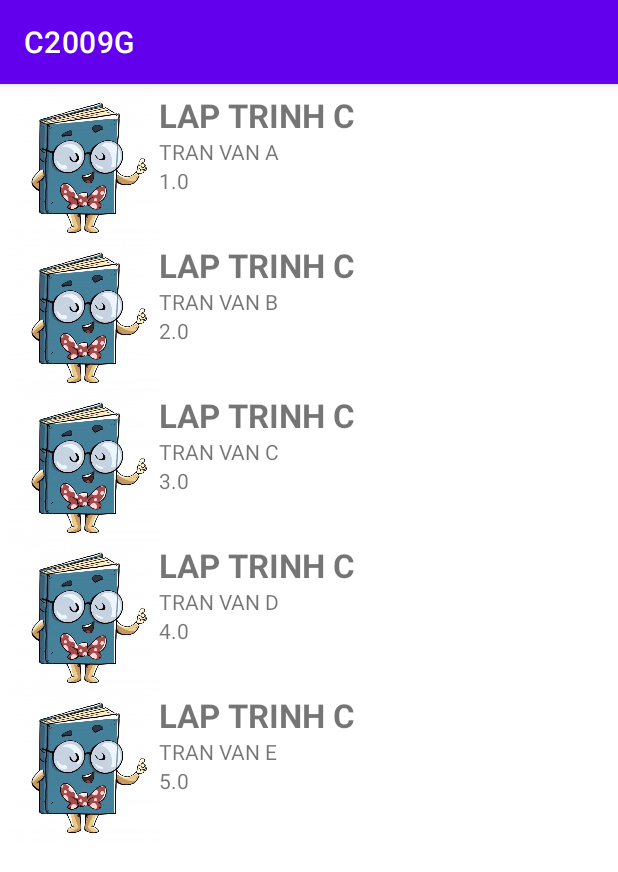
After one commit to tranvandiep/c2009g-doi-can, an Android app: the BookRecycleViewActivity screen opened directly, with no data from a screen before it, on a phone screen of 412 x 824 dp. The commit adds this screen. Shown: the top 872 px of the screen. Run offline under Robolectric (Android 15) with nearby library versions, the phone set to English and light mode, and no system bars.

Commit message:
update source code

```diff
--- a/app/build.gradle
+++ b/app/build.gradle
@@ -37,4 +37,6 @@ dependencies {
     implementation 'androidx.annotation:annotation:1.2.0'
     implementation 'androidx.lifecycle:lifecycle-livedata-ktx:2.3.1'
     implementation 'androidx.lifecycle:lifecycle-viewmodel-ktx:2.3.1'
+    // https://mvnrepository.com/artifact/com.google.code.gson/gson
+    implementation group: 'com.google.code.gson', name: 'gson', version: '2.10.1'
 }
--- a/app/src/main/java/com/gokisoft/c2009g/lesson02/BookAdapter.java
+++ b/app/src/main/java/com/gokisoft/c2009g/lesson02/BookAdapter.java
@@ -16,6 +16,10 @@ public class BookAdapter extends BaseAdapter {
 
     public BookAdapter(Activity activity, List<Book> dataList) {
         this.mActivity = activity;
+        this.dataList = dataList;
+    }
+
+    public void setDataList(List<Book> dataList) {
         this.dataList = dataList;
     }
 
--- /dev/null
+++ b/app/src/main/java/com/gokisoft/c2009g/lesson04/BookRecycleViewActivity.java
@@ -0,0 +1,39 @@
+package com.gokisoft.c2009g.lesson04;
+
+import androidx.appcompat.app.AppCompatActivity;
+import androidx.recyclerview.widget.LinearLayoutManager;
+import androidx.recyclerview.widget.RecyclerView;
+
+import android.os.Bundle;
+
+import com.gokisoft.c2009g.R;
+import com.gokisoft.c2009g.lesson02.Book;
+
+import java.util.ArrayList;
+import java.util.List;
+
+public class BookRecycleViewActivity extends AppCompatActivity {
+    RecyclerView recyclerView;
+
+    List<Book> bookList = new ArrayList<>();
+    BookRecyleViewAdapter adapter;
+
+    @Override
+    protected void onCreate(Bundle savedInstanceState) {
+        super.onCreate(savedInstanceState);
+        setContentView(R.layout.activity_book_recycle_view);
+
+        //fake data
+        bookList.add(new Book("LAP TRINH C", "TRAN VAN A", 1));
+        bookList.add(new Book("LAP TRINH C", "TRAN VAN B", 2));
+        bookList.add(new Book("LAP TRINH C", "TRAN VAN C", 3));
+        bookList.add(new Book("LAP TRINH C", "TRAN VAN D", 4));
+        bookList.add(new Book("LAP TRINH C", "TRAN VAN E", 5));
+
+        recyclerView = findViewById(R.id.abrv_recyleview);
+
+        adapter = new BookRecyleViewAdapter(this, bookList);
+        recyclerView.setLayoutManager(new LinearLayoutManager(this));
+        recyclerView.setAdapter(adapter);
+    }
+}
--- /dev/null
+++ b/app/src/main/java/com/gokisoft/c2009g/lesson04/BookRecyleViewAdapter.java
@@ -0,0 +1,60 @@
+package com.gokisoft.c2009g.lesson04;
+
+import android.app.Activity;
+import android.view.View;
+import android.view.ViewGroup;
+import android.widget.TextView;
+
+import androidx.annotation.NonNull;
+import androidx.recyclerview.widget.RecyclerView;
+
+import com.gokisoft.c2009g.R;
+import com.gokisoft.c2009g.lesson02.Book;
+
+import java.util.List;
+
+public class BookRecyleViewAdapter extends RecyclerView.Adapter<BookRecyleViewAdapter.BookViewHolder> {
+    Activity activity;
+    List<Book> bookList;
+
+    public BookRecyleViewAdapter(Activity activity, List<Book> bookList) {
+        this.activity = activity;
+        this.bookList = bookList;
+    }
+
+    @NonNull
+    @Override
+    public BookViewHolder onCreateViewHolder(@NonNull ViewGroup parent, int viewType) {
+        View view = activity.getLayoutInflater().inflate(R.layout.item_book_new, null);
+
+        return new BookViewHolder(view);
+    }
+
+    @Override
+    public void onBindViewHolder(@NonNull BookViewHolder holder, int position) {
+        Book book = bookList.get(position);
+
+        holder.titleView.setText(book.getBookName());
+        holder.authorView.setText(book.getAuthorName());
+        holder.priceView.setText(book.getPrice() + "");
+    }
+
+    @Override
+    public int getItemCount() {
+        return bookList.size();
+    }
+
+    class BookViewHolder extends  RecyclerView.ViewHolder {
+        TextView titleView;
+        TextView authorView;
+        TextView priceView;
+
+        public BookViewHolder(@NonNull View itemView) {
+            super(itemView);
+
+            titleView = itemView.findViewById(R.id.ibn_title);
+            authorView = itemView.findViewById(R.id.ibn_author);
+            priceView = itemView.findViewById(R.id.ibn_price);
+        }
+    }
+}
--- /dev/null
+++ b/app/src/main/res/layout/activity_book_recycle_view.xml
@@ -0,0 +1,15 @@
+<?xml version="1.0" encoding="utf-8"?>
+<LinearLayout xmlns:android="http://schemas.android.com/apk/res/android"
+    xmlns:app="http://schemas.android.com/apk/res-auto"
+    xmlns:tools="http://schemas.android.com/tools"
+    android:layout_width="match_parent"
+    android:layout_height="match_parent"
+    android:orientation="vertical"
+    android:padding="6dp"
+    tools:context=".lesson04.BookRecycleViewActivity">
+
+    <androidx.recyclerview.widget.RecyclerView
+        android:id="@+id/abrv_recyleview"
+        android:layout_width="match_parent"
+        android:layout_height="match_parent" />
+</LinearLayout>
```
Also changed, not shown: app/src/main/AndroidManifest.xml (+20 -4 lines), app/src/main/java/com/gokisoft/c2009g/lesson04/BookActivity.java (added, +259 -0 lines), app/src/main/res/layout/activity_book.xml (added, +15 -0 lines), 1 other file.
